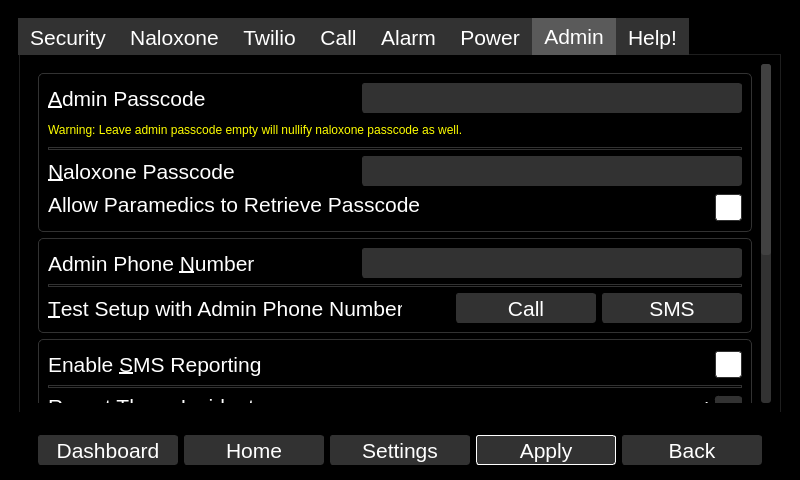
First picture: the form in qt_design/main_window.ui, repository zyl120/Naloxone_Safety_Kit, before the edit.
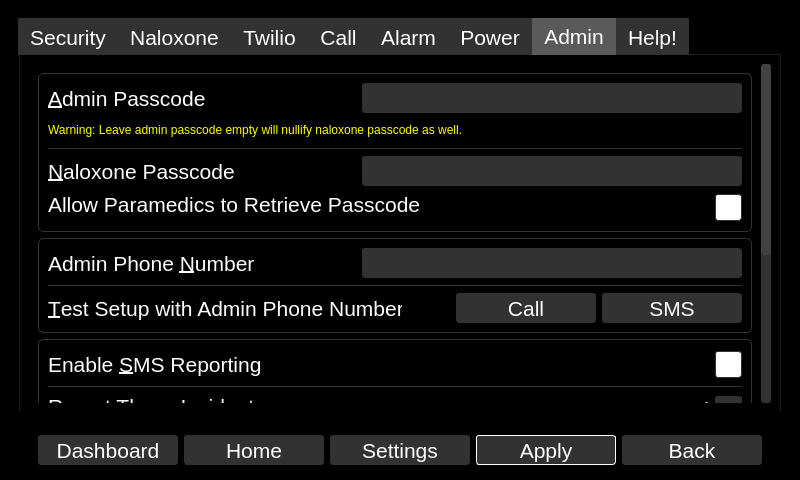
Second picture: the form after the edit. The open tabs and pages were chosen to show the change.

Patch:
```diff
--- a/qt_design/main_window.ui
+++ b/qt_design/main_window.ui
@@ -41,8 +41,7 @@
    <bool>false</bool>
   </property>
   <property name="styleSheet">
-   <string notr="true">background-color:rgb(0,0,0);
-</string>
+   <string notr="true">background-color:black</string>
   </property>
   <widget class="QWidget" name="centralwidget">
    <layout class="QGridLayout" name="gridLayout_21">
@@ -1221,7 +1220,7 @@
 background: rgb(20,20,20);
 color:darkgrey
 }
-.QFrame{border-radius: 5px;border-color:rgb(50,50,50);border-width: 0.5px;border-style: solid;}</string>
+</string>
           </property>
           <property name="tabPosition">
            <enum>QTabWidget::North</enum>
@@ -3290,7 +3289,7 @@
                <property name="geometry">
                 <rect>
                  <x>0</x>
-                 <y>-388</y>
+                 <y>-385</y>
                  <width>712</width>
                  <height>712</height>
                 </rect>
@@ -3298,6 +3297,9 @@
                <layout class="QVBoxLayout" name="verticalLayout_39">
                 <item>
                  <widget class="QFrame" name="frame_13">
+                  <property name="styleSheet">
+                   <string notr="true">QWidget#frame_13{border-radius: 5px;border-color:rgb(50,50,50);border-width: 1px;border-style: solid;}</string>
+                  </property>
                   <property name="frameShape">
                    <enum>QFrame::StyledPanel</enum>
                   </property>
@@ -3539,6 +3541,9 @@
                 </item>
                 <item>
                  <widget class="QFrame" name="frame_14">
+                  <property name="styleSheet">
+                   <string notr="true">QWidget#frame_14{border-radius: 5px;border-color:rgb(50,50,50);border-width: 1px;border-style: solid;}</string>
+                  </property>
                   <property name="frameShape">
                    <enum>QFrame::StyledPanel</enum>
                   </property>
@@ -3716,6 +3721,9 @@
                 </item>
                 <item>
                  <widget class="QFrame" name="frame_17">
+                  <property name="styleSheet">
+                   <string notr="true">QWidget#frame_17{border-radius: 5px;border-color:rgb(50,50,50);border-width: 1px;border-style: solid;}</string>
+                  </property>
                   <property name="frameShape">
                    <enum>QFrame::StyledPanel</enum>
                   </property>
```
Left out of the diff: 376 changed lines with no effect on the pictures.
